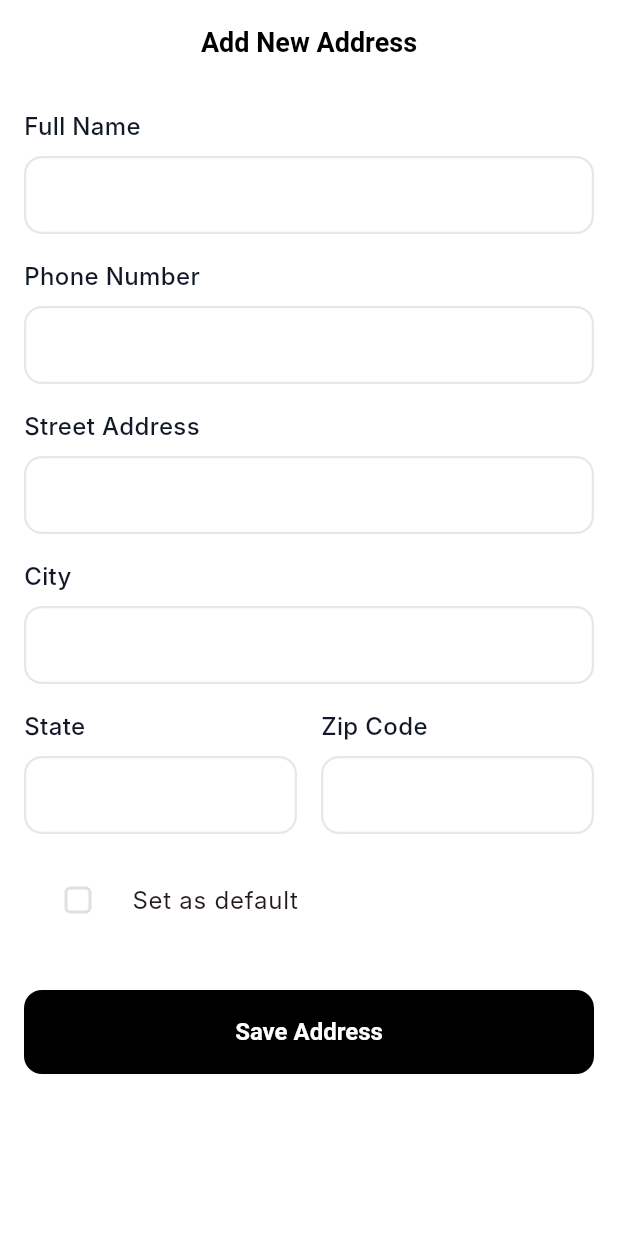
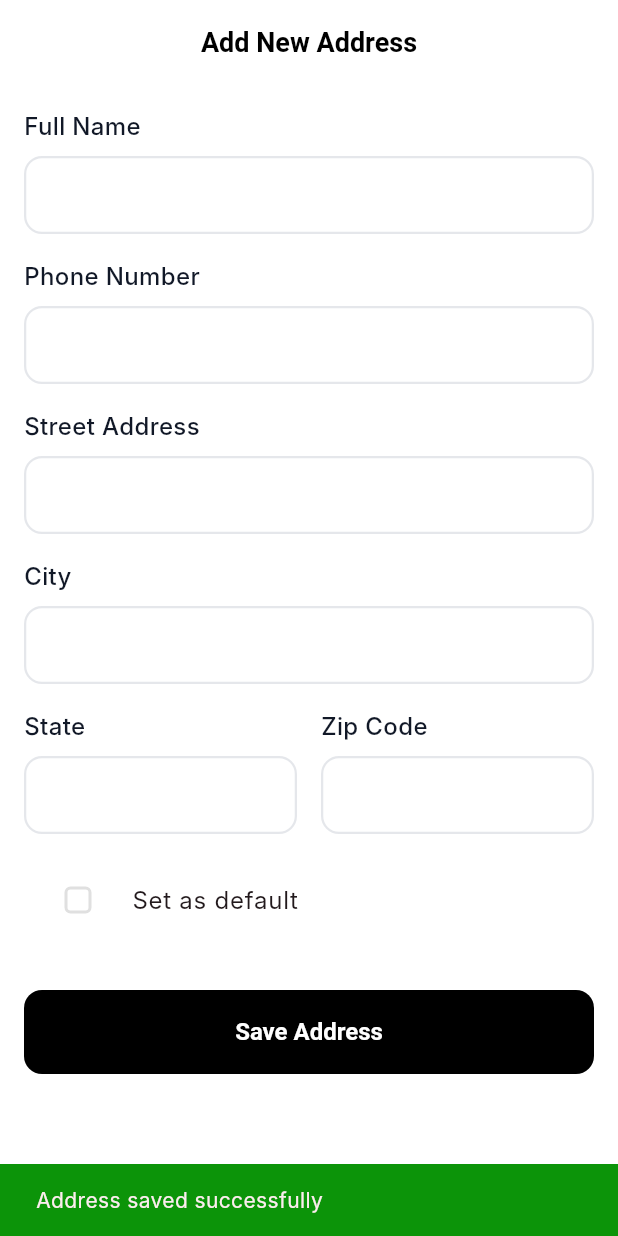
Before and after one commit to hussamElmaghraby/fashion-ecommerce-app, a Flutter app: the AddAddressPage screen opened by its route, after a tap on "Save Address", on a phone screen of 412 x 824 dp. Run offline on Flutter 3.47's test engine with Material 3 defaults, Android fonts, the light colour scheme and no system bars; our stand-ins replace cached_network_image, dio, email_validator, flutter_riverpod, flutter_svg, go_router and 4 more; accounts and stored records are empty; Roboto replaces fonts that are missing (Inter).

Commit message:
Enhance localization by adding new keys for address and card save success messages in Arabic and English.

```diff
--- a/assets/translations/ar.json
+++ b/assets/translations/ar.json
@@ -99,6 +99,7 @@
   "add_new_address": "إضافة عنوان جديد",
   "edit_address": "تعديل العنوان",
   "save_address": "حفظ العنوان",
+  "address_saved": "تم حفظ العنوان بنجاح",
   "street_address": "عنوان الشارع",
   "city": "المدينة",
   "state": "الولاية",
@@ -117,6 +118,7 @@
   "expiry_date": "تاريخ الانتهاء",
   "cvv": "CVV",
   "save_card": "حفظ البطاقة",
+  "card_saved": "تم حفظ البطاقة بنجاح",
   "invalid_phone_number": "الرجاء إدخال رقم هاتف صحيح",
   "invalid_card_number": "الرجاء إدخال رقم بطاقة صحيح",
   "invalid_cvv": "الرجاء إدخال CVV صحيح",
--- a/assets/translations/en.json
+++ b/assets/translations/en.json
@@ -99,6 +99,7 @@
   "add_new_address": "Add New Address",
   "edit_address": "Edit Address",
   "save_address": "Save Address",
+  "address_saved": "Address saved successfully",
   "street_address": "Street Address",
   "city": "City",
   "state": "State",
@@ -117,6 +118,7 @@
   "expiry_date": "Expiry Date",
   "cvv": "CVV",
   "save_card": "Save Card",
+  "card_saved": "Card saved successfully",
   "invalid_phone_number": "Please enter a valid phone number",
   "invalid_card_number": "Please enter a valid card number",
   "invalid_cvv": "Please enter a valid CVV",
--- a/lib/core/extensions/string_extensions.dart
+++ b/lib/core/extensions/string_extensions.dart
@@ -110,6 +110,7 @@ class L10nKeys {
   static const String addNewAddress = 'add_new_address';
   static const String editAddress = 'edit_address';
   static const String saveAddress = 'save_address';
+  static const String addressSaved = 'address_saved';
   static const String streetAddress = 'street_address';
   static const String city = 'city';
   static const String state = 'state';
@@ -130,6 +131,7 @@ class L10nKeys {
   static const String expiryDate = 'expiry_date';
   static const String cvv = 'cvv';
   static const String saveCard = 'save_card';
+  static const String cardSaved = 'card_saved';
   static const String editCard = 'edit_card';
   static const String addNew = 'add_new';
   static const String pleaseSelectAddress = 'please_select_address';
--- a/lib/data/services/storage_service.dart
+++ b/lib/data/services/storage_service.dart
@@ -127,7 +127,7 @@ class StorageService {
   PaymentMethodModel? getDefaultPaymentMethod() {
     try {
       return _paymentBoxInstance.values.firstWhere(
-        (payment) => payment.isDefault,
+        (PaymentMethodModel payment) => payment.isDefault,
         orElse: () => _paymentBoxInstance.values.isNotEmpty
             ? _paymentBoxInstance.values.first
             : throw Exception('No payment methods found'),
--- a/lib/features/checkout/presentation/pages/add_address_page.dart
+++ b/lib/features/checkout/presentation/pages/add_address_page.dart
@@ -1,12 +1,14 @@
 import 'package:flutter/material.dart';
 import 'package:flutter_riverpod/flutter_riverpod.dart';
 import 'package:go_router/go_router.dart';
+import 'package:uuid/uuid.dart';
 import '../../../../core/constants/app_colors.dart';
 import '../../../../core/constants/app_dimensions.dart';
 import '../../../../core/extensions/string_extensions.dart';
 import '../../../../core/utils/l10n.dart';
 import '../../../../core/widgets/custom_button.dart';
 import '../../../../core/widgets/custom_text_field.dart';
+import '../../../../data/models/address_model.dart';
 import '../providers/address_provider.dart';
 
 class AddAddressPage extends ConsumerStatefulWidget {
@@ -39,11 +41,32 @@ class _AddAddressPageState extends ConsumerState<AddAddressPage> {
     super.dispose();
   }
 
-  void _saveAddress() {
+  Future<void> _saveAddress() async {
     if (!_formKey.currentState!.validate()) return;
 
-    // Save address logic here
-    context.pop();
+    final address = AddressModel(
+      id: widget.addressId ?? const Uuid().v4(),
+      fullName: _nameController.text.trim(),
+      phoneNumber: _phoneController.text.trim(),
+      streetAddress: _streetController.text.trim(),
+      city: _cityController.text.trim(),
+      state: _stateController.text.trim(),
+      zipCode: _zipCodeController.text.trim(),
+      country: 'USA',
+      isDefault: _isDefault,
+    );
+
+    await ref.read(addressProvider.notifier).saveAddress(address);
+
+    if (mounted) {
+      ScaffoldMessenger.of(context).showSnackBar(
+        SnackBar(
+          content: Text(L10nKeys.addressSaved.tr(context)),
+          backgroundColor: AppColors.success,
+        ),
+      );
+      context.pop();
+    }
   }
 
   @override
--- a/lib/features/checkout/presentation/providers/address_provider.dart
+++ b/lib/features/checkout/presentation/providers/address_provider.dart
@@ -59,10 +59,10 @@ class AddressNotifier extends StateNotifier<AddressState> {
   }
 
   void _loadAddresses() {
-    final addresses = _storageService.getAddresses();
+    final List<AddressModel> addresses = _storageService.getAddresses();
     final defaultAddress = addresses.isNotEmpty
         ? addresses.firstWhere(
-            (a) => a.isDefault,
+            (AddressModel a) => a.isDefault,
             orElse: () => addresses.first,
           )
         : null;
--- a/lib/features/checkout/presentation/providers/payment_provider.dart
+++ b/lib/features/checkout/presentation/providers/payment_provider.dart
@@ -61,8 +61,8 @@ class PaymentNotifier extends StateNotifier<PaymentState> {
   }
 
   void _loadPaymentMethods() {
-    final paymentMethods = _storageService.getPaymentMethods();
-    final defaultPayment = _storageService.getDefaultPaymentMethod();
+    final List<PaymentMethodModel> paymentMethods = _storageService.getPaymentMethods();
+    final PaymentMethodModel? defaultPayment = _storageService.getDefaultPaymentMethod();
 
     state = state.copyWith(
       paymentMethods: paymentMethods,
```
Also changed, not shown: lib/features/checkout/presentation/pages/add_payment_page.dart (+23 -3 lines).
